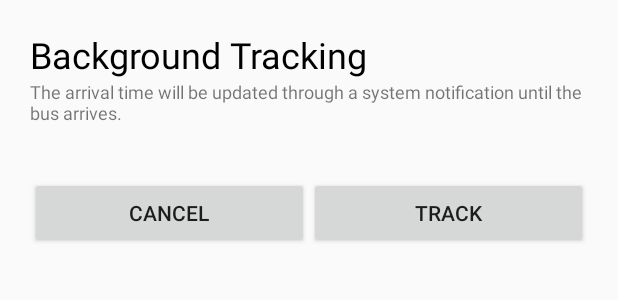
After one commit to YuxuanXuchen/USCBus-Android, an Android app: the layout confirm_tracking.xml on its own in the app's theme, with its tools: preview values and no code run, on a phone screen of 412 x 824 dp. The commit adds this screen. Shown: the top 300 px of the screen. Run offline under Robolectric (Android 15) with nearby library versions, the light colour scheme and no system bars.

Commit message:
background tracking, improved UI, updated about, refactor constants

```diff
--- a/app/build.gradle
+++ b/app/build.gradle
@@ -6,8 +6,8 @@ android {
         applicationId "com.uscbus.uscbus"
         minSdkVersion 15
         targetSdkVersion 27
-        versionCode 5
-        versionName "1.12"
+        versionCode 6
+        versionName "1.2"
         testInstrumentationRunner "android.support.test.runner.AndroidJUnitRunner"
     }
     buildTypes {
--- a/app/src/main/AndroidManifest.xml
+++ b/app/src/main/AndroidManifest.xml
@@ -22,11 +22,7 @@
         <activity android:name=".Twitter"
             android:theme="@style/PopupTheme"/>
         <activity android:name=".MapActivity" />
-        <activity android:name=".AboutActivity"
-            android:theme="@style/PopupTheme"/>
-        <activity android:name=".StopDetail"
-            android:enabled="true"
-            android:theme="@style/PopupTheme"/>
+        <service android:name=".NotificationService"/>
     </application>
 
 </manifest>
--- a/app/src/main/res/layout/activity_about.xml
+++ b/app/src/main/res/layout/about.xml
@@ -21,6 +21,6 @@
         android:id="@+id/aboutText"
         android:layout_below="@+id/aboutTitle"
         android:padding="20dp"
-        android:textSize="18sp"/>
+        android:textSize="14sp"/>
 
 </RelativeLayout>
--- /dev/null
+++ b/app/src/main/res/layout/confirm_tracking.xml
@@ -0,0 +1,64 @@
+<?xml version="1.0" encoding="utf-8"?>
+<RelativeLayout xmlns:android="http://schemas.android.com/apk/res/android"
+    xmlns:tools="http://schemas.android.com/tools"
+    android:layout_width="match_parent"
+    android:layout_height="wrap_content"
+    android:padding="20dp">
+
+    <TextView
+        android:id="@+id/confirmPromptTitle"
+        android:layout_width="match_parent"
+        android:layout_height="wrap_content"
+        android:text="Background Tracking"
+        android:textSize="24sp"
+        tools:ignore="HardcodedText"
+        android:textColor="#000000"/>
+
+    <TextView
+        android:id="@+id/confirmPrompText1"
+        android:layout_width="match_parent"
+        android:layout_height="wrap_content"
+        android:layout_below="@+id/confirmPromptTitle"
+        android:text="The arrival time will be updated through a system notification until the bus arrives."
+        android:textSize="12sp"
+        tools:ignore="HardcodedText" />
+
+    <TextView
+        android:id="@+id/confirmPromp"
+        android:layout_width="match_parent"
+        android:layout_height="wrap_content"
+        android:layout_below="@+id/confirmPrompText1"
+        android:textSize="18sp"
+        android:textColor="#000000"
+        />
+
+    <RelativeLayout
+        android:layout_width="match_parent"
+        android:layout_height="wrap_content"
+        android:layout_below="@id/confirmPromp"
+        android:paddingTop="10dp">
+
+        <TextView
+            android:id="@+id/dummyView"
+            android:layout_width="wrap_content"
+            android:layout_height="wrap_content"
+            android:layout_centerHorizontal="true"/>
+
+        <Button
+            android:id="@+id/confirmTrack"
+            android:layout_width="match_parent"
+            android:layout_height="wrap_content"
+            android:layout_toRightOf="@+id/dummyView"
+            android:text="Track"
+            tools:ignore="HardcodedText" />
+
+        <Button
+            android:id="@+id/cancelTrack"
+            android:layout_width="match_parent"
+            android:layout_height="wrap_content"
+            android:layout_toLeftOf="@+id/dummyView"
+            android:text="Cancel"
+            tools:ignore="HardcodedText" />
+
+    </RelativeLayout>
+</RelativeLayout>
--- a/app/src/main/res/layout/activity_stop_detail.xml
+++ b/app/src/main/res/layout/stop_detail.xml
@@ -3,8 +3,7 @@
     xmlns:android="http://schemas.android.com/apk/res/android"
     xmlns:tools="http://schemas.android.com/tools"
     android:layout_width="match_parent"
-    android:layout_height="match_parent"
-    tools:context=".StopDetail">
+    android:layout_height="match_parent">
 
     <TextView
         android:id="@+id/stopName"
@@ -33,6 +32,7 @@
         android:layout_width="match_parent"
         android:layout_height="wrap_content"
         android:layout_below="@+id/stopId"
+        android:paddingBottom="20dp"
         android:paddingLeft="5dp"
         android:visibility="visible" />
 
```
Also changed, not shown: app/src/main/java/com/uscbus/uscbus/AboutActivity.java (deleted, +0 -43 lines), app/src/main/java/com/uscbus/uscbus/Constants.java (added, +33 -0 lines), app/src/main/java/com/uscbus/uscbus/MainActivity.java (+49 -16 lines), app/src/main/java/com/uscbus/uscbus/NotificationService.java (added, +212 -0 lines), app/src/main/java/com/uscbus/uscbus/StopDetail.java (deleted, +0 -129 lines), app/src/main/java/com/uscbus/uscbus/Stops.java (+104 -22 lines), 1 other file.
